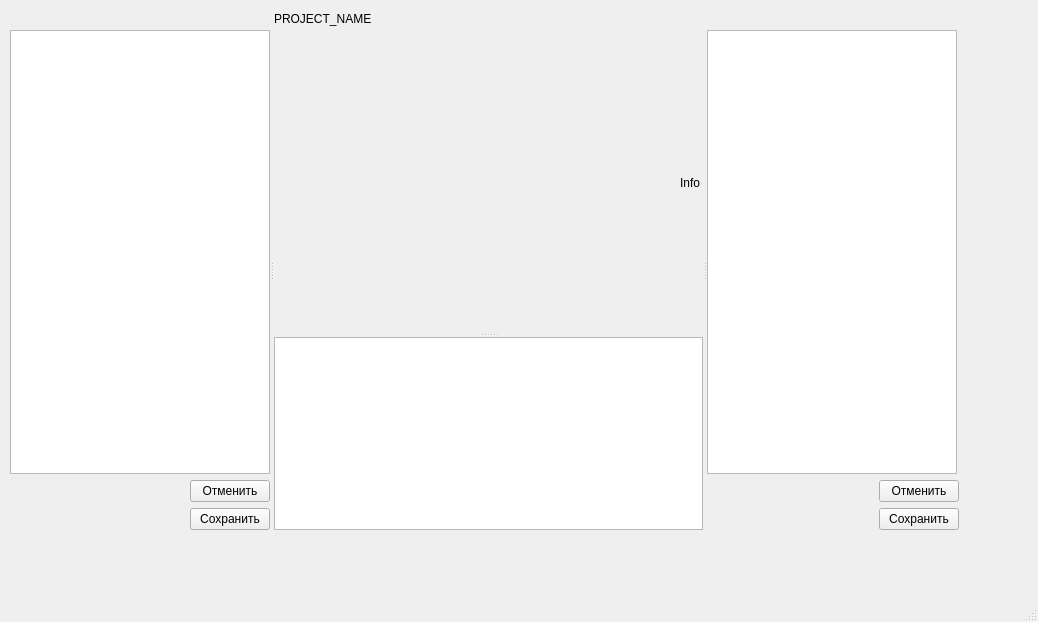
Above: src/MeasureData/src/measuredatawindow.ui from maluginp/Tsunami before the change. Below: the same form after it.
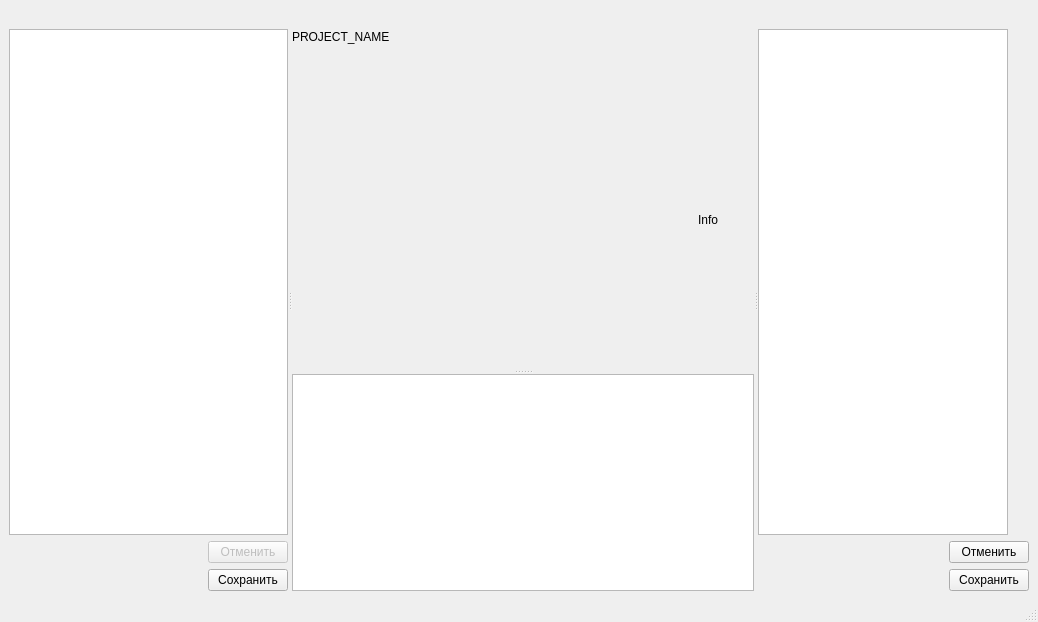
That is the form after the change.

Commit message: some changing main window data measure

Diff of the .ui file:
```diff
--- a/src/MeasureData/src/measuredatawindow.ui
+++ b/src/MeasureData/src/measuredatawindow.ui
@@ -14,15 +14,9 @@
    <string>MainWindow</string>
   </property>
   <widget class="QWidget" name="centralwidget">
+   <layout class="QGridLayout" name="gridLayout">
+    <item row="0" column="0">
    <widget class="QSplitter" name="plotItemSplitter">
-    <property name="geometry">
-     <rect>
-      <x>10</x>
-      <y>10</y>
-      <width>949</width>
-      <height>520</height>
-     </rect>
-    </property>
     <property name="orientation">
      <enum>Qt::Horizontal</enum>
     </property>
@@ -67,7 +61,10 @@
          </spacer>
         </item>
         <item>
-         <widget class="QPushButton" name="pushButton_3">
+           <widget class="QPushButton" name="restorePlotItemButton">
+            <property name="enabled">
+             <bool>false</bool>
+            </property>
           <property name="text">
            <string>Отменить</string>
           </property>
@@ -220,6 +217,8 @@
      </widget>
     </widget>
    </widget>
+    </item>
+   </layout>
   </widget>
   <widget class="QMenuBar" name="menubar">
    <property name="geometry">
```
Left out of the diff: 15 changed lines with no effect on the pictures. Lines whose indentation alone changed are shown as unchanged. The commit also changes 2 other files.
